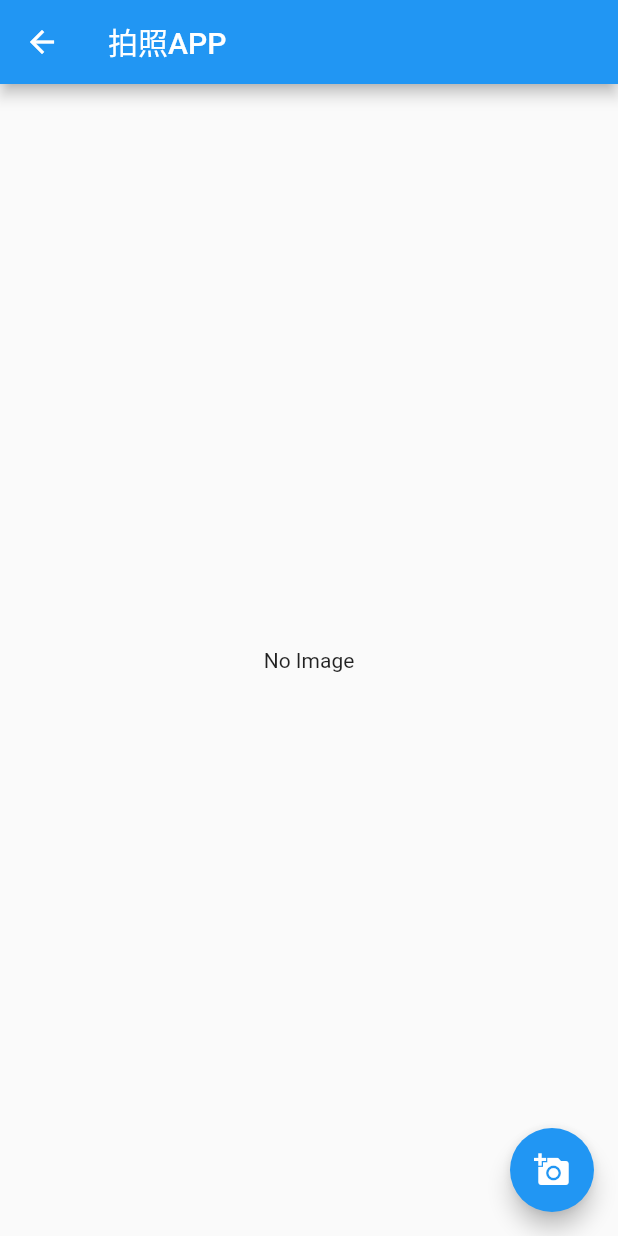
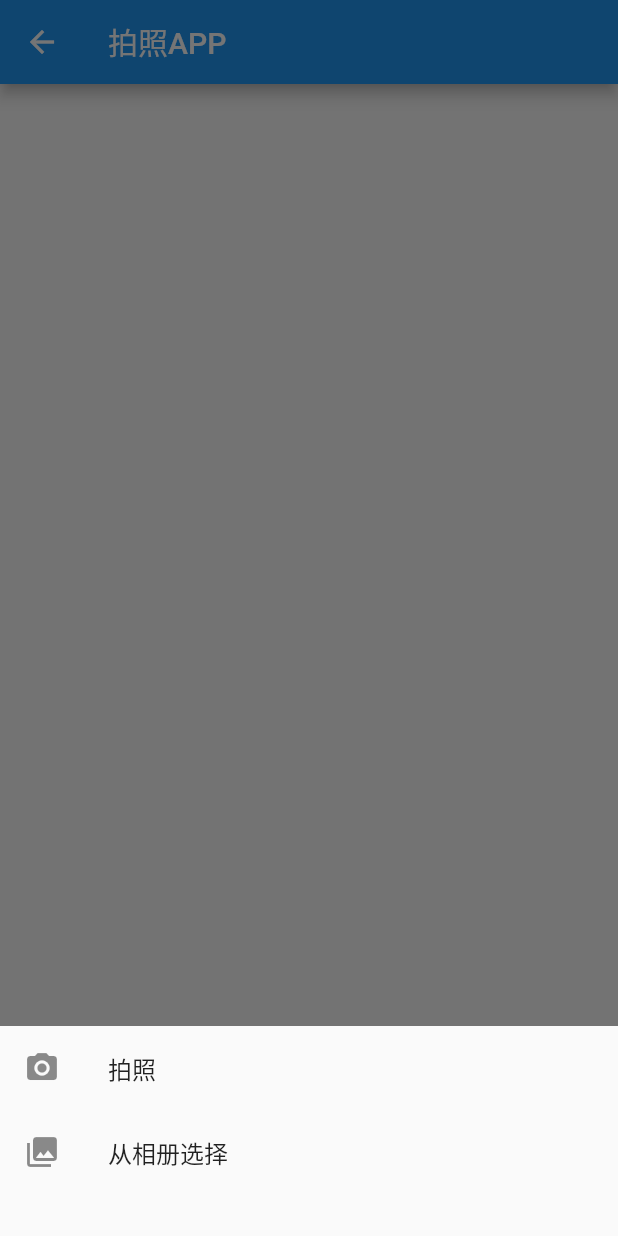
Before and after one commit to zzzhim/flutter-----1, a Flutter app: the PhotoApp screen opened by its route, after a tap on the "add a photo" icon, on a phone screen of 412 x 824 dp. Run offline on Flutter 3.47's test engine with Material 2 defaults, Android fonts, the phone set to English and light mode, and no system bars; our stand-ins replace image_picker; missing offline and left inert: flutter_color_plugin.

Commit message:
flutter 拍照APP开发

```diff
--- a/lib/photo_app_page.dart
+++ b/lib/photo_app_page.dart
@@ -12,15 +12,18 @@ class PhotoApp extends StatefulWidget {
 }
 
 class _PhotoAppState extends State<PhotoApp> {
-  XFile? _image;
+  List<XFile>? _images = [];
 
-  Future getImage() async {
+  Future getImage(bool isTakePhoto) async {
+    Navigator.pop(context);
     final ImagePicker _picker = ImagePicker();
 
-    var image = await _picker.pickImage(source: ImageSource.camera);
+    var image = await _picker.pickImage(
+        source: isTakePhoto ? ImageSource.camera : ImageSource.gallery);
 
     setState(() {
-      _image = image;
+      // _image = image;
+      _images?.add(image!);
     });
   }
 
@@ -31,16 +34,78 @@ class _PhotoAppState extends State<PhotoApp> {
         title: Text('拍照APP'),
       ),
       body: Center(
+        child: Wrap(
+          spacing: 5,
+          runSpacing: 5,
+          children: _genImages(),
+        ),
         // child: _image == null ? Text('No Image') : Image.file(_image as File),
-        child: _image?.path == null
-            ? Text('No Image')
-            : Image.file(File(_image!.path)),
+        // child: _image?.path == null
+        //     ? Text('No Image')
+        //     : Image.file(File(_image!.path)),
       ),
       floatingActionButton: FloatingActionButton(
-        onPressed: getImage,
-        tooltip: 'Pick Image',
+        onPressed: _pickImage,
+        tooltip: '选择图片',
         child: Icon(Icons.add_a_photo),
       ),
     );
   }
+
+  void _pickImage() {
+    showModalBottomSheet(
+        context: context,
+        builder: (context) => Container(
+              height: 140,
+              child: Column(
+                children: <Widget>[
+                  _item('拍照', true),
+                  _item('从相册选择', false),
+                ],
+              ),
+            ));
+  }
+
+  _item(String title, bool isTakePhoto) {
+    return GestureDetector(
+      child: ListTile(
+        leading: Icon(isTakePhoto ? Icons.camera_alt : Icons.photo_library),
+        title: Text(title),
+        onTap: () => getImage(isTakePhoto),
+      ),
+    );
+  }
+
+  _genImages() {
+    return _images?.map((file) {
+      print(file);
+      return Stack(children: <Widget>[
+        ClipRRect(
+          // 圆角效果
+          borderRadius: BorderRadius.circular(5),
+          child: Image.file(
+            File(file.path),
+            width: 120,
+            height: 90,
+            fit: BoxFit.fill,
+          ),
+        ),
+        Positioned(
+            right: 5,
+            top: 5,
+            child: GestureDetector(
+                onTap: () {
+                  setState(() {
+                    _images?.remove(file);
+                  });
+                },
+                child: ClipOval(
+                  child: Container(
+                      padding: EdgeInsets.all(3),
+                      decoration: BoxDecoration(color: Colors.black54),
+                      child: Icon(Icons.close, size: 18, color: Colors.white)),
+                )))
+      ]);
+    }).toList();
+  }
 }
```
